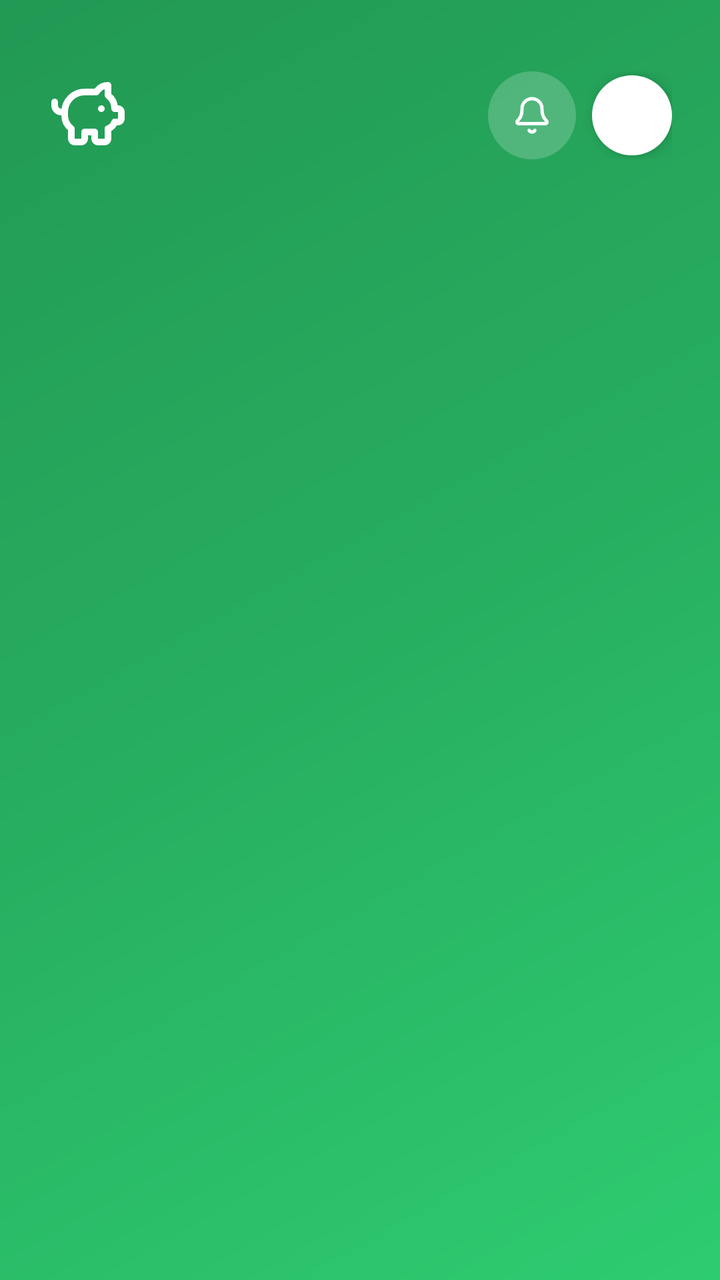
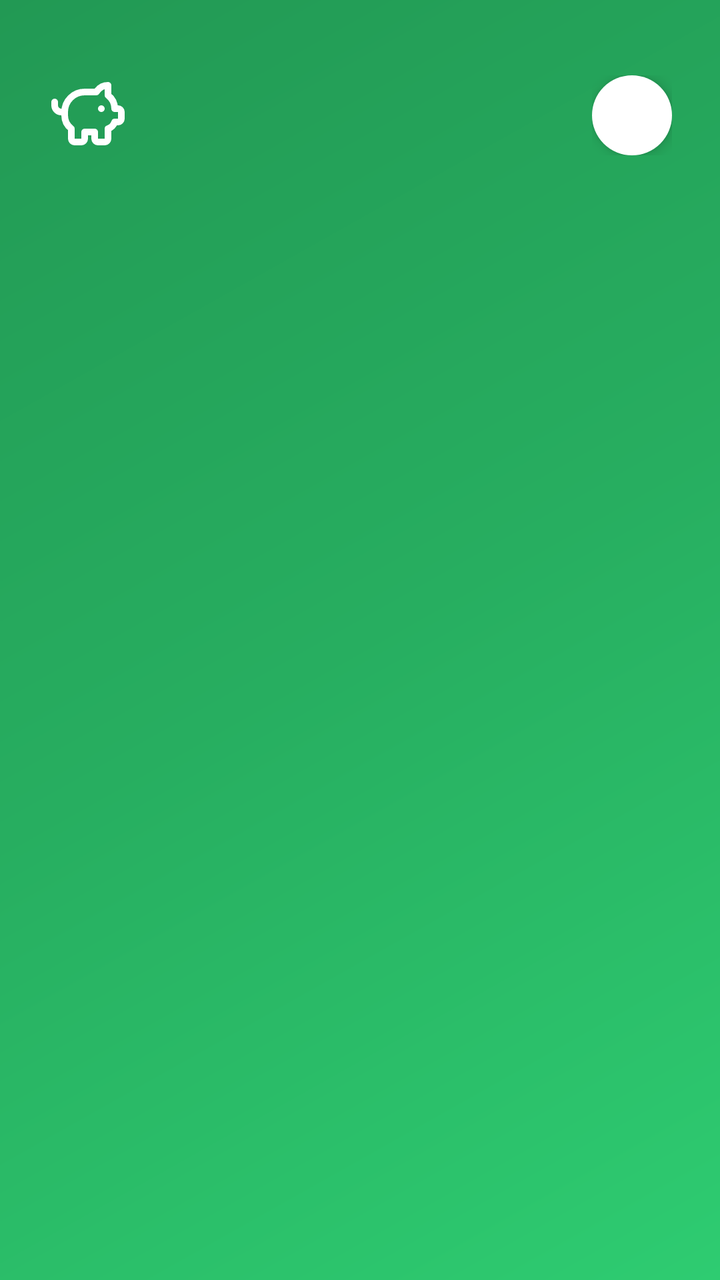

Before-and-after screenshots of an Android layout around one commit, followed by the original layout XML and the change that was made.
<!-- AndroidManifest.xml: application theme Theme.Equilibra -->
<!-- res/layout/header.xml -->
<?xml version="1.0" encoding="utf-8"?>
<layout xmlns:android="http://schemas.android.com/apk/res/android"
    xmlns:app="http://schemas.android.com/apk/res-auto">

    <data>
        <variable
            name="user"
            type="asunfdiez.com.equilibra.models.UserProfile" />
    </data>

    <LinearLayout
        android:layout_width="match_parent"
        android:layout_height="wrap_content"
        android:background="@drawable/header_gradient"
        android:orientation="vertical"
        android:paddingTop="32dp"
        android:paddingBottom="16dp"
        android:paddingStart="24dp"
        android:paddingEnd="24dp">

        
        <LinearLayout
            android:layout_width="match_parent"
            android:layout_height="wrap_content"
            android:layout_marginBottom="12dp"
            android:gravity="center_vertical"
            android:orientation="horizontal">

            
            <LinearLayout
                android:layout_width="0dp"
                android:layout_height="wrap_content"
                android:layout_weight="1"
                android:gravity="center_vertical"
                android:orientation="horizontal">

                
                <ImageView
                    android:id="@+id/logoIcon"
                    android:layout_width="40dp"
                    android:layout_height="40dp"
                    android:layout_marginEnd="12dp"
                    android:src="@drawable/ic_piggy_bank"
                    android:tint="@android:color/white" />

                
                <LinearLayout
                    android:layout_width="wrap_content"
                    android:layout_height="wrap_content"
                    android:orientation="vertical">

                    <TextView
                        android:id="@+id/userNameText"
                        android:layout_width="wrap_content"
                        android:layout_height="wrap_content"
                        android:text='@{@string/hello_user(user.name ?? "")}'
                        android:textColor="@android:color/white"
                        android:textSize="24sp"
                        android:textStyle="bold" />

                    <TextView
                        android:id="@+id/dayCountText"
                        android:layout_width="wrap_content"
                        android:layout_height="wrap_content"
                        android:alpha="0.8"
                        android:text='@{@string/day_count(user.dayCount)}'
                        android:textColor="@android:color/white"
                        android:textSize="14sp" />
                </LinearLayout>
            </LinearLayout>

            
            <LinearLayout
                android:layout_width="wrap_content"
                android:layout_height="wrap_content"
                android:gravity="center_vertical"
                android:orientation="horizontal">

                
                <FrameLayout
                    android:id="@+id/notificationButton"
                    android:layout_width="44dp"
                    android:layout_height="44dp"
                    android:layout_marginEnd="8dp"
                    android:background="@drawable/button_translucent_ripple"
                    android:clickable="true"
                    android:focusable="true">

                    <ImageView
                        android:layout_width="20dp"
                        android:layout_height="20dp"
                        android:layout_gravity="center"
                        android:src="@drawable/ic_fea_bell"
                        android:tint="@android:color/white" />
                </FrameLayout>

                
                <FrameLayout
                    android:id="@+id/avatarButton"
                    android:layout_width="40dp"
                    android:layout_height="40dp"
                    android:background="@drawable/circle_white_ripple"
                    android:clickable="true"
                    android:elevation="4dp"
                    android:focusable="true">

                    <TextView
                        android:id="@+id/avatarText"
                        android:layout_width="wrap_content"
                        android:layout_height="wrap_content"
                        android:layout_gravity="center"
                        app:avatarInitial= "@{user.name}"
                        android:textColor="@color/primary"
                        android:textSize="18sp"
                        android:textStyle="bold" />
                </FrameLayout>
            </LinearLayout>
        </LinearLayout>


    </LinearLayout>
</layout>
<!-- resources referenced by this layout -->
<resources>
  <color name="primary">#2ECC71</color>
  <!-- drawable button_translucent_ripple (drawable) -->
  <?xml version="1.0" encoding="utf-8"?>
  <ripple xmlns:android="http://schemas.android.com/apk/res/android"
      android:color="@color/white_alpha_50">
      <item android:id="@android:id/mask">
          <shape android:shape="oval">
              <solid android:color="@android:color/white" />
          </shape>
      </item>
      <item>
          <shape android:shape="oval">
              <solid android:color="#33FFFFFF" />
          </shape>
      </item>
  </ripple>
  <!-- drawable circle_white_ripple (drawable) -->
  <?xml version="1.0" encoding="utf-8"?>
  <ripple xmlns:android="http://schemas.android.com/apk/res/android"
      android:color="@color/gray_200">
      <item android:id="@android:id/mask">
          <shape android:shape="oval">
              <solid android:color="@android:color/white" />
          </shape>
      </item>
      <item>
          <shape android:shape="oval">
              <solid android:color="@android:color/white" />
          </shape>
      </item>
  </ripple>
  <!-- drawable header_gradient (drawable) -->
  <?xml version="1.0" encoding="utf-8"?>
  <shape xmlns:android="http://schemas.android.com/apk/res/android">
      <gradient
          android:angle="135"
          android:startColor="#2ECC71"
          android:centerColor="#27AE60"
          android:endColor="#229954"
          android:type="linear" />
  </shape>
  <!-- drawable ic_fea_bell (drawable) -->
  ﻿<vector xmlns:android="http://schemas.android.com/apk/res/android"
      android:width="24dp" android:height="24dp"
      android:viewportWidth="24" android:viewportHeight="24">  <path android:fillColor="#00000000" android:strokeColor="#FF000000" android:strokeWidth="2" android:strokeLineCap="round" android:strokeLineJoin="round" android:pathData="M10.268 21a2 2 0 0 0 3.464 0" />
    <path android:fillColor="#00000000" android:strokeColor="#FF000000" android:strokeWidth="2" android:strokeLineCap="round" android:strokeLineJoin="round" android:pathData="M3.262 15.326A1 1 0 0 0 4 17h16a1 1 0 0 0 .74-1.673C19.41 13.956 18 12.499 18 8A6 6 0 0 0 6 8c0 4.499-1.411 5.956-2.738 7.326" />
  </vector>
  <string name="day_count">Día %1$d</string>
  <string name="hello_user">¡Hola %1$s!</string>
  <style name="Theme.Equilibra" parent="Theme.MaterialComponents.DayNight.NoActionBar">
          <item name="colorPrimary">@color/primary_main</item>
          <item name="colorPrimaryVariant">@color/primary_light</item>
          <item name="colorOnPrimary">@color/white</item>
  
          <item name="colorSecondary">@color/secondary_main</item>
          <item name="colorSecondaryVariant">@color/secondary_light</item>
          <item name="colorOnSecondary">@color/white</item>
  
          <item name="android:statusBarColor">@color/primary_light</item>
          <item name="android:windowBackground">@color/primary_lightest</item>
  
          <item name="colorAccent">@color/accent_main</item>
      </style>
  <color name="white_alpha_50">#80FFFFFF</color>
  <color name="gray_200">#E5E7EB</color>
  <color name="primary_main">#2ECC71</color>
  <color name="primary_light">#27AE60</color>
  <color name="white">#FFFFFF</color>
  <color name="secondary_main">#3498DB</color>
  <color name="secondary_light">#5DADE2</color>
  <color name="primary_lightest">#E8F8F0</color>
  <color name="accent_main">#E67E22</color>
  <!-- unchanged entries left out for length: 1 -->
</resources>

<!-- the commit's change to res/layout/header.xml (unified diff, before → after) -->
@@ -12,6 +12,7 @@
         android:layout_width="match_parent"
         android:layout_height="wrap_content"
         android:background="@drawable/header_gradient"
+        android:elevation="8dp"
         android:orientation="vertical"
         android:paddingTop="32dp"
         android:paddingBottom="16dp"
@@ -84,14 +85,15 @@
                     android:layout_marginEnd="8dp"
                     android:background="@drawable/button_translucent_ripple"
                     android:clickable="true"
-                    android:focusable="true">
+                    android:focusable="true"
+                    android:visibility="gone">
 
                     <ImageView
                         android:layout_width="20dp"
                         android:layout_height="20dp"
                         android:layout_gravity="center"
                         android:src="@drawable/ic_fea_bell"
-                        android:tint="@android:color/white" />
+                        app:tint="@android:color/white" />
                 </FrameLayout>
 
                 
